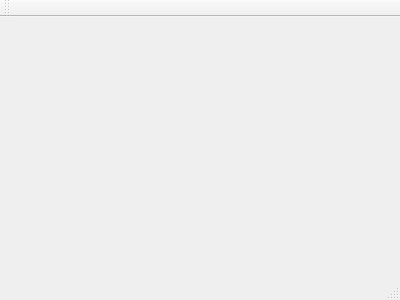
Before: the Qt Designer form mainwindow.ui in pengrui2009/ftpclient, drawn with Qt 5.
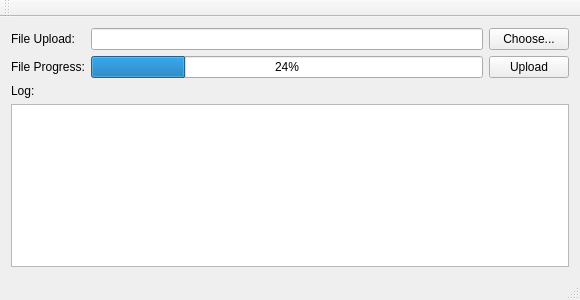
After: the same form once the commit is applied.

Commit message: 1.finish upload coding, but not test yet.

Patch:
```diff
--- a/mainwindow.ui
+++ b/mainwindow.ui
@@ -1,24 +1,98 @@
 <ui version="4.0">
  <class>MainWindow</class>
- <widget class="QMainWindow" name="MainWindow" >
-  <property name="geometry" >
+ <widget class="QMainWindow" name="MainWindow">
+  <property name="geometry">
    <rect>
     <x>0</x>
     <y>0</y>
-    <width>400</width>
+    <width>580</width>
     <height>300</height>
    </rect>
   </property>
   <property name="windowTitle" >
    <string>MainWindow</string>
   </property>
-  <widget class="QMenuBar" name="menuBar" />
-  <widget class="QToolBar" name="mainToolBar" />
-  <widget class="QWidget" name="centralWidget" />
-  <widget class="QStatusBar" name="statusBar" />
+  <widget class="QWidget" name="centralWidget">
+   <layout class="QGridLayout" name="gridLayout_2">
+    <item row="0" column="0">
+     <layout class="QGridLayout" name="gridLayout">
+      <item row="0" column="0">
+       <widget class="QLabel" name="label">
+        <property name="text">
+         <string>File Upload:</string>
+        </property>
+       </widget>
+      </item>
+      <item row="0" column="1">
+       <widget class="QLineEdit" name="lineEdit"/>
+      </item>
+      <item row="0" column="2">
+       <widget class="QPushButton" name="pushButton">
+        <property name="text">
+         <string>Choose...</string>
+        </property>
+       </widget>
+      </item>
+      <item row="1" column="0">
+       <widget class="QLabel" name="label_2">
+        <property name="text">
+         <string>File Progress:</string>
+        </property>
+       </widget>
+      </item>
+      <item row="1" column="1">
+       <widget class="QProgressBar" name="uploadProgressBar">
+        <property name="value">
+         <number>24</number>
+        </property>
+       </widget>
+      </item>
+      <item row="1" column="2">
+       <widget class="QPushButton" name="pushButton_2">
+        <property name="text">
+         <string>Upload</string>
+        </property>
+       </widget>
+      </item>
+     </layout>
+    </item>
+    <item row="1" column="0">
+     <layout class="QVBoxLayout" name="verticalLayout">
+      <item>
+       <widget class="QLabel" name="label_3">
+        <property name="text">
+         <string>Log:</string>
+        </property>
+       </widget>
+      </item>
+      <item>
+       <widget class="QTextBrowser" name="textBrowser"/>
+      </item>
+     </layout>
+    </item>
+   </layout>
+  </widget>
+  <widget class="QMenuBar" name="menuBar">
+   <property name="geometry">
+    <rect>
+     <x>0</x>
+     <y>0</y>
+     <width>580</width>
+     <height>19</height>
+    </rect>
+   </property>
+  </widget>
+  <widget class="QToolBar" name="mainToolBar">
+   <attribute name="toolBarArea">
+    <enum>TopToolBarArea</enum>
+   </attribute>
+   <attribute name="toolBarBreak">
+    <bool>false</bool>
+   </attribute>
+  </widget>
+  <widget class="QStatusBar" name="statusBar"/>
  </widget>
- <layoutDefault spacing="6" margin="11" />
- <pixmapfunction></pixmapfunction>
+ <layoutdefault spacing="6" margin="11"/>
  <resources/>
  <connections/>
 </ui>
```
Left out of the diff: 3 changed lines with no effect on the pictures. The commit also changes 7 other files.
